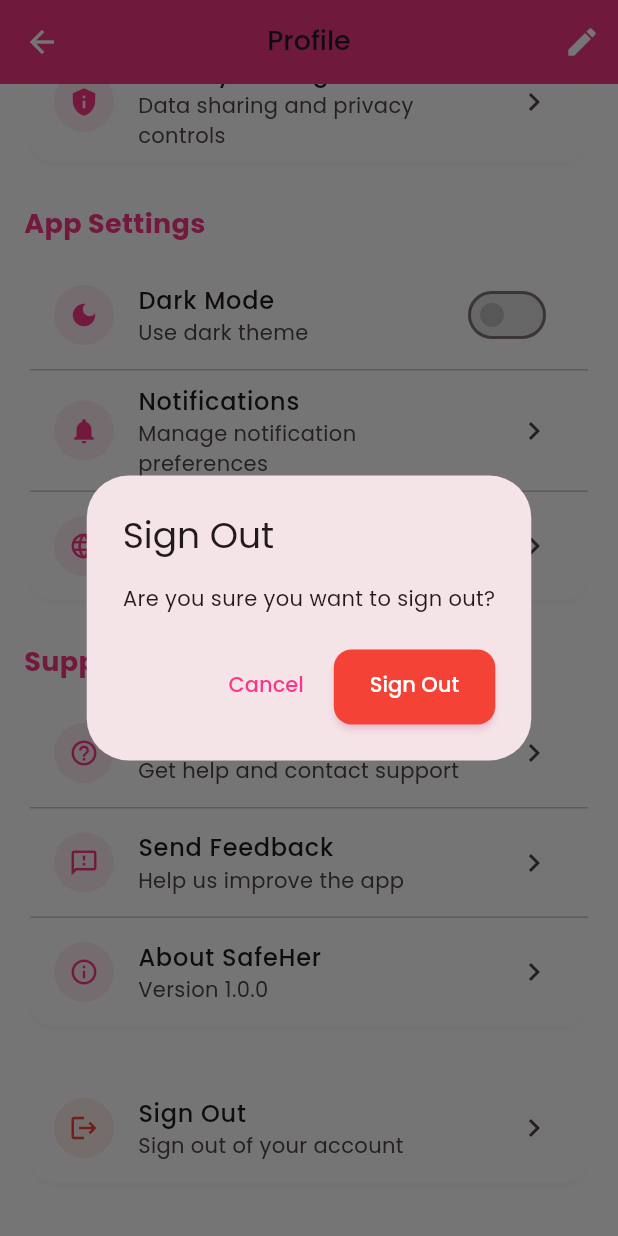
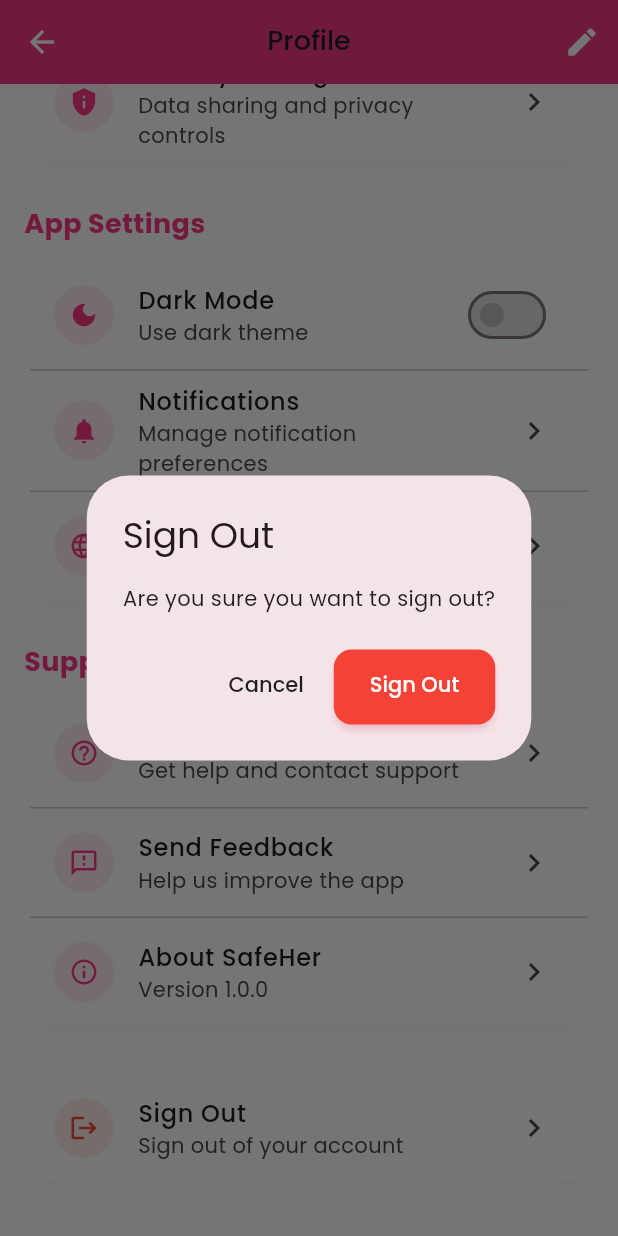
Before and after one commit to RensithUdara/SafeHer-Mobile-App, a Flutter app: the ProfileScreen screen opened by its route, scrolled down 819 dp, after a tap on "Sign Out", on a phone screen of 412 x 824 dp. Run offline on Flutter 3.47's test engine with Material 3 defaults, Android fonts, the phone set to English and light mode, and no system bars; our stand-ins replace cached_network_image, cloud_firestore, firebase_analytics, firebase_auth, firebase_core, firebase_crashlytics and 12 more; missing offline and left inert: flutter_facebook_auth, torch_light, workmanager; accounts and stored records are empty; network calls fail; statements that could not run were skipped.

Commit message:
Fix: Update 'Cancel' button text to use const and correct color reference for consistency

```diff
--- a/lib/views/profile/profile_screen.dart
+++ b/lib/views/profile/profile_screen.dart
@@ -85,7 +85,7 @@ class _ProfileScreenState extends State<ProfileScreen> {
         actions: [
           TextButton(
             onPressed: () => Navigator.pop(context),
-            child: Text(
+            child: const Text(
               'Cancel',
               style: TextStyle(color: AppColors.secondary),
             ),
@@ -182,9 +182,9 @@ class _ProfileScreenState extends State<ProfileScreen> {
         actions: [
           TextButton(
             onPressed: () => Navigator.pop(context),
-            child: Text(
+            child: const Text(
               'Cancel',
-              style: TextStyle(color: AppColors.secondaryColor),
+              style: TextStyle(color: AppColors.secondary),
             ),
           ),
           AppButton(
```
